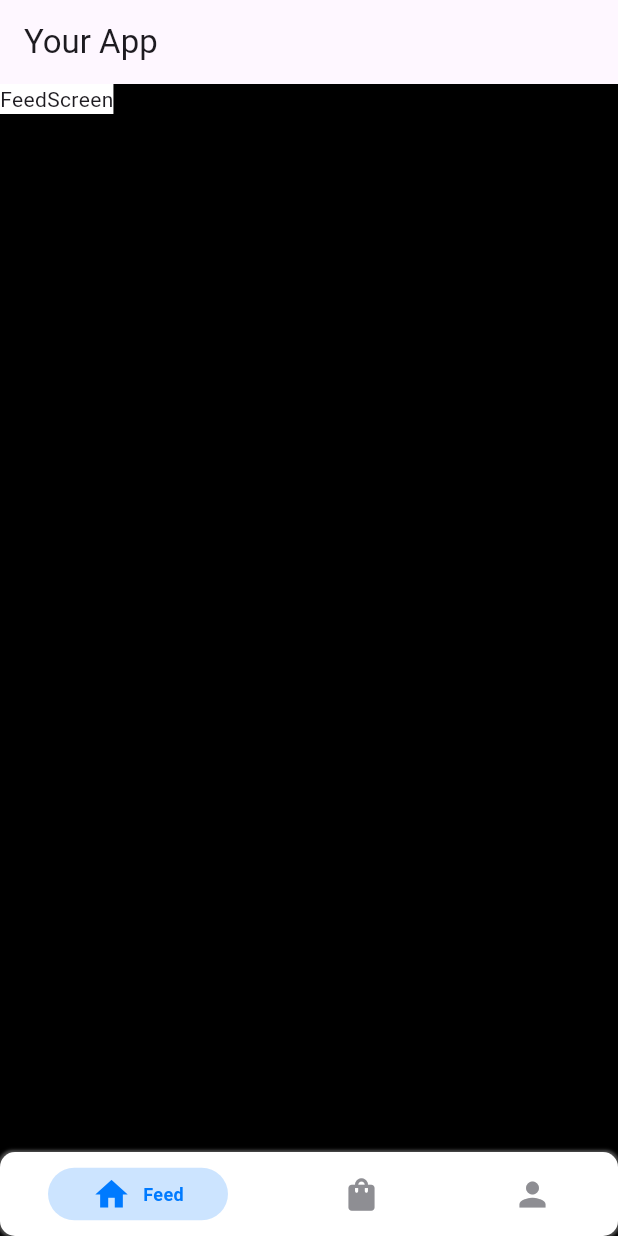
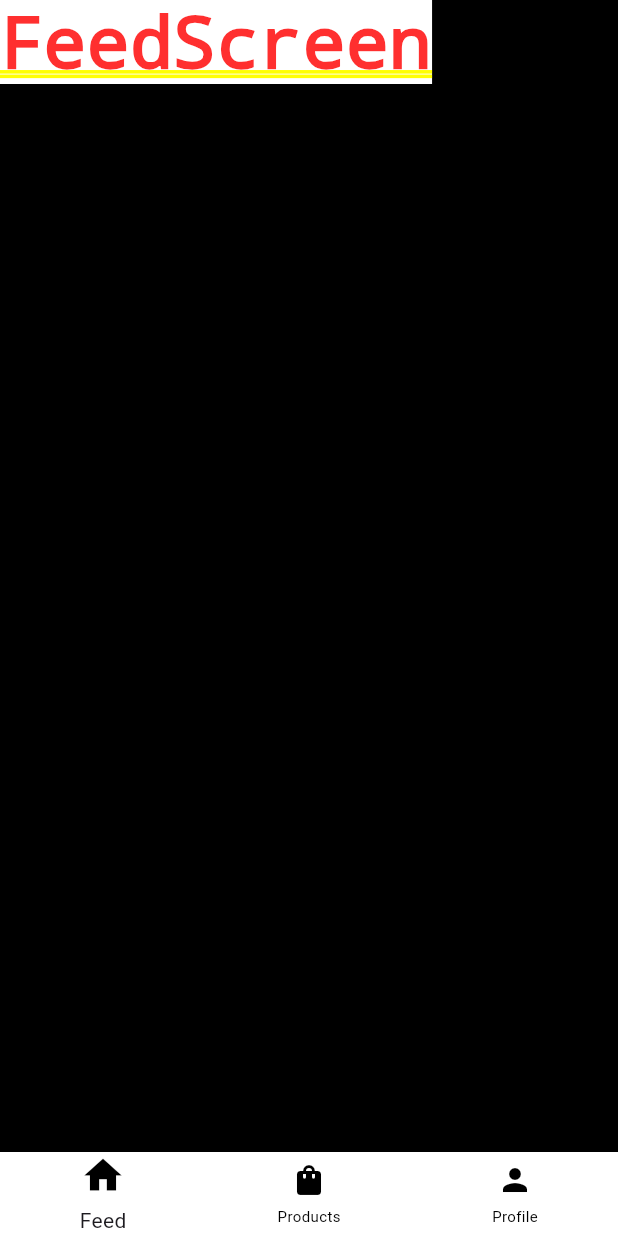
Before and after one commit to JAM5BOCsAdi/products_bloc, a Flutter app: the screen it shows after launch, on a phone screen of 412 x 824 dp. Run offline on Flutter 3.47's test engine with Material 2 defaults, Android fonts, the light colour scheme and no system bars; drawn by our look-alikes of persistent_bottom_nav_bar; our stand-ins replace flutter_hooks.

Commit message:
Persistent Bottom Nav Bar Works Well, but didnt managed to make it Stlss

```diff
--- a/lib/src/presentation/blocs/persistent_bottom_nav_bar/enum.dart
+++ /dev/null
@@ -1 +0,0 @@
-enum PersBottomNavBarItems { feed, products, profile }
--- a/lib/src/presentation/blocs/persistent_bottom_nav_bar/pers_bottom_nav_bar_bloc.dart
+++ /dev/null
@@ -1,15 +0,0 @@
-import 'package:bloc/bloc.dart';
-import 'package:equatable/equatable.dart';
-import 'package:flutter/cupertino.dart';
-import 'package:products_bloc/src/presentation/blocs/persistent_bottom_nav_bar/enum.dart';
-
-part 'pers_bottom_nav_bar_event.dart';
-part 'pers_bottom_nav_bar_state.dart';
-
-class PersBottomNavBarBloc extends Bloc<PersBottomNavBarEvent, PersBottomNavBarState> {
-  PersBottomNavBarBloc() : super(const PersBottomNavBarItemsState(index: 0, item: PersBottomNavBarItems.feed)) {
-    on<PersBottomNavBarChangeScreenEvent>((event, emit) {
-      emit(PersBottomNavBarItemsState(index: event.index, item: event.item));
-    });
-  }
-}
--- a/lib/src/presentation/blocs/persistent_bottom_nav_bar/pers_bottom_nav_bar_event.dart
+++ /dev/null
@@ -1,21 +0,0 @@
-part of 'pers_bottom_nav_bar_bloc.dart';
-
-abstract class PersBottomNavBarEvent extends Equatable {
-  const PersBottomNavBarEvent();
-}
-
-class PersBottomNavBarChangeScreenEvent extends PersBottomNavBarEvent {
-  final int index;
-  final PersBottomNavBarItems item;
-
-  const PersBottomNavBarChangeScreenEvent({
-    required this.index,
-    required this.item,
-  });
-
-  @override
-  List<Object> get props => [index, item];
-
-  @override
-  String toString() => 'Screen Changed: $index';
-}
--- a/lib/src/presentation/blocs/persistent_bottom_nav_bar/pers_bottom_nav_bar_state.dart
+++ /dev/null
@@ -1,22 +0,0 @@
-part of 'pers_bottom_nav_bar_bloc.dart';
-
-@immutable
-abstract class PersBottomNavBarState extends Equatable {
-  const PersBottomNavBarState();
-}
-
-class PersBottomNavBarItemsState extends PersBottomNavBarState {
-  final int index;
-  final PersBottomNavBarItems item;
-
-  const PersBottomNavBarItemsState({
-    required this.index,
-    required this.item,
-  });
-
-  @override
-  List<Object> get props => [index, item];
-
-  @override
-  String toString() => 'PersBottomNavBarItemsState: $index';
-}
--- a/lib/src/presentation/my_app.dart
+++ b/lib/src/presentation/my_app.dart
@@ -1,17 +1,12 @@
 import 'package:flutter/material.dart';
-import 'package:flutter_bloc/flutter_bloc.dart';
-import 'package:products_bloc/src/presentation/screens/pers_bottom_nav_bar.dart';
-
-import 'blocs/persistent_bottom_nav_bar/pers_bottom_nav_bar_bloc.dart';
+import 'package:products_bloc/src/presentation/screens/pers_bottom_nav_bar/pers_bottom_nav_bar.dart';
 
 class MyApp extends StatelessWidget {
   const MyApp({super.key});
 
   @override
   Widget build(BuildContext context) {
-    return BlocProvider(
-      create: (context) => PersBottomNavBarBloc(),
-      child: MaterialApp(
+    return MaterialApp(
       debugShowCheckedModeBanner: false,
       title: 'Products App using BLoC',
       theme: ThemeData(
@@ -19,7 +14,6 @@ class MyApp extends StatelessWidget {
         useMaterial3: true,
       ),
       home: const PersBottomNavBar(),
-      ),
     );
   }
 }
--- a/lib/src/presentation/screens/feed/feed_screen.dart
+++ b/lib/src/presentation/screens/feed/feed_screen.dart
@@ -5,9 +5,11 @@ class FeedScreen extends StatelessWidget {
 
   @override
   Widget build(BuildContext context) {
-    return Container(
-      color: Colors.white,
-      child: const Text('FeedScreen'),
+    return SafeArea(
+      child: Container(
+        color: Colors.white,
+        child: const Text('FeedScreen'),
+      ),
     );
   }
 }
--- a/lib/src/presentation/screens/pers_bottom_nav_bar.dart
+++ /dev/null
@@ -1,73 +0,0 @@
-import 'package:flutter/material.dart';
-import 'package:persistent_bottom_nav_bar/persistent_tab_view.dart';
-import 'package:products_bloc/src/presentation/screens/feed/feed_screen.dart';
-import 'package:products_bloc/src/presentation/screens/products/products_screen.dart';
-import 'package:products_bloc/src/presentation/screens/profile/profile_screen.dart';
-
-class PersBottomNavBar extends StatelessWidget {
-  const PersBottomNavBar({Key? key}) : super(key: key);
-
-  @override
-  Widget build(BuildContext context) {
-    PersistentTabController _controller = PersistentTabController(initialIndex: 0);
-
-    List<Widget> _buildScreens() {
-      return [
-        const FeedScreen(),
-        const ProductsScreen(),
-        const ProfileScreen(),
-      ];
-    }
-
-    List<PersistentBottomNavBarItem> _navBarItems() {
-      return [
-        PersistentBottomNavBarItem(
-          icon: const Icon(Icons.home),
-          title: ("Feed"),
-          // activeColorPrimary: navBarIconColor,
-          // inactiveColorPrimary: navBarIconColor,
-        ),
-        PersistentBottomNavBarItem(
-          icon: const Icon(Icons.shopping_bag),
-          title: ("Products"),
-          // activeColorPrimary: navBarIconColor,
-          // inactiveColorPrimary: navBarIconColor,
-        ),
-        PersistentBottomNavBarItem(
-          icon: const Icon(Icons.person),
-          title: ("Profile"),
-          // activeColorPrimary: navBarIconColor,
-          // inactiveColorPrimary: navBarIconColor,
-        ),
-      ];
-    }
-
-    return Scaffold(
-      appBar: AppBar(
-        title: const Text('Your App'),
-      ),
-      body: PersistentTabView(
-        context,
-        controller: _controller, // Connect to your BLoC's controller
-        screens: _buildScreens(),
-        items: _navBarItems(),
-        confineInSafeArea: true,
-        backgroundColor: Colors.white,
-        handleAndroidBackButtonPress: true,
-        resizeToAvoidBottomInset: true,
-        stateManagement: true,
-        hideNavigationBarWhenKeyboardShows: true,
-        decoration: NavBarDecoration(
-          boxShadow: [
-            BoxShadow(
-              color: Colors.grey.withOpacity(0.5),
-              spreadRadius: 1,
-              blurRadius: 1,
-            ),
-          ],
-          borderRadius: BorderRadius.circular(10),
-        ),
-      ),
-    );
-  }
-}
--- /dev/null
+++ b/lib/src/presentation/screens/pers_bottom_nav_bar/customPers_bottom_nav_bar.dart
@@ -0,0 +1,75 @@
+import 'package:flutter/material.dart';
+import 'package:flutter_hooks/flutter_hooks.dart';
+import 'package:persistent_bottom_nav_bar/persistent_tab_view.dart';
+
+class CustomPersistentBottomNavBar extends HookWidget {
+  final int selectedIndex;
+  final List<PersistentBottomNavBarItem> items;
+  final ValueChanged<int> onItemSelected;
+
+  const CustomPersistentBottomNavBar({
+    super.key,
+    required this.selectedIndex,
+    required this.items,
+    required this.onItemSelected,
+  });
+
+  Widget _buildItem(PersistentBottomNavBarItem item, bool isSelected) {
+    return Container(
+      alignment: Alignment.center,
+      height: 64.0,
+      child: Column(
+        mainAxisAlignment: MainAxisAlignment.center,
+        crossAxisAlignment: CrossAxisAlignment.center,
+        mainAxisSize: MainAxisSize.min,
+        children: <Widget>[
+          Flexible(
+            child: IconTheme(
+              data: isSelected ? IconThemeData(size: 30.0, color: item.activeColorSecondary) : IconThemeData(size: 24.0, color: item.inactiveColorPrimary),
+              child: item.icon,
+            ),
+          ),
+          Padding(
+            padding: const EdgeInsets.only(top: 5.0),
+            child: Material(
+              type: MaterialType.transparency,
+              child: FittedBox(
+                child: Text(
+                  item.title!,
+                  style: TextStyle(
+                    color: isSelected ? item.activeColorSecondary : item.inactiveColorPrimary,
+                    fontWeight: FontWeight.w400,
+                    fontSize: isSelected ? 14.0 : 10.0,
+                  ),
+                ),
+              ),
+            ),
+          )
+        ],
+      ),
+    );
+  }
+
+  @override
+  Widget build(BuildContext context) {
+    return Container(
+      color: Colors.white,
+      width: double.maxFinite,
+      height: 64,
+      child: Row(
+        mainAxisAlignment: MainAxisAlignment.spaceAround,
+        children: items.map((item) {
+          int index = items.indexOf(item);
+          return Flexible(
+            child: GestureDetector(
+              onTap: () {
+                onItemSelected(index);
+              },
+              child: _buildItem(item, selectedIndex == index),
+            ),
+          );
+        }).toList(),
+      ),
+    );
+  }
+}
--- /dev/null
+++ b/lib/src/presentation/screens/pers_bottom_nav_bar/pers_bottom_nav_bar.dart
@@ -0,0 +1,94 @@
+import 'package:flutter/material.dart';
+import 'package:persistent_bottom_nav_bar/persistent_tab_view.dart';
+import 'package:products_bloc/src/presentation/screens/products/products_screen.dart';
+
+import '../feed/feed_screen.dart';
+import '../profile/profile_screen.dart';
+import 'customPers_bottom_nav_bar.dart';
+
+class PersBottomNavBar extends StatefulWidget {
+  const PersBottomNavBar({super.key});
+
+  @override
+  State<PersBottomNavBar> createState() => _PersBottomNavBarState();
+}
+
+class _PersBottomNavBarState extends State<PersBottomNavBar> {
+  late PersistentTabController _controller;
+  @override
+  void initState() {
+    _controller = PersistentTabController(initialIndex: 0);
+
+    super.initState();
+  }
+
+  @override
+  void dispose() {
+    _controller.dispose();
+    super.dispose();
+  }
+
+  List<Widget> _buildScreens() {
+    return [
+      const FeedScreen(),
+      const ProductsScreen(),
+      const ProfileScreen(),
+    ];
+  }
+
+  List<PersistentBottomNavBarItem> _navBarsItems() {
+    return [
+      PersistentBottomNavBarItem(
+        icon: const Icon(Icons.home),
+        title: ("Feed"),
+        activeColorPrimary: Colors.black,
+        inactiveColorPrimary: Colors.black,
+      ),
+      PersistentBottomNavBarItem(
+        icon: const Icon(Icons.shopping_bag),
+        title: ("Products"),
+        activeColorPrimary: Colors.black,
+        inactiveColorPrimary: Colors.black,
+      ),
+      PersistentBottomNavBarItem(
+        icon: const Icon(Icons.person),
+        title: ("Profile"),
+        activeColorPrimary: Colors.black,
+        inactiveColorPrimary: Colors.black,
+      ),
+    ];
+  }
+
+  @override
+  Widget build(BuildContext context) {
+    return PersistentTabView.custom(
+      context,
+      controller: _controller,
+      itemCount: _navBarsItems().length,
+      screens: _buildScreens(),
+      confineInSafeArea: true,
+      handleAndroidBackButtonPress: true,
+      hideNavigationBarWhenKeyboardShows: true,
+      stateManagement: true,
+      resizeToAvoidBottomInset: true,
+      backgroundColor: Colors.white,
+      onWillPop: (p0) async {
+        return true;
+      },
+      screenTransitionAnimation: const ScreenTransitionAnimation(
+        animateTabTransition: true,
+        curve: Curves.ease,
+        duration: Duration(milliseconds: 200),
+      ),
+      customWidget: CustomPersistentBottomNavBar(
+        items: _navBarsItems(),
+        selectedIndex: _controller.index,
+        onItemSelected: (index) {
+          setState(() {
+            _controller.index = index;
+          });
+        },
+      ),
+    );
+  }
+}
--- a/lib/src/presentation/screens/products/products_screen.dart
+++ b/lib/src/presentation/screens/products/products_screen.dart
@@ -5,9 +5,11 @@ class ProductsScreen extends StatelessWidget {
 
   @override
   Widget build(BuildContext context) {
-    return Container(
-      color: Colors.white,
-      child: const Text('ProductsScreen'),
+    return SafeArea(
+      child: Container(
+        color: Colors.white,
+        child: const Text('ProductsScreen'),
+      ),
     );
   }
 }
--- a/lib/src/presentation/screens/profile/profile_screen.dart
+++ b/lib/src/presentation/screens/profile/profile_screen.dart
@@ -5,9 +5,11 @@ class ProfileScreen extends StatelessWidget {
 
   @override
   Widget build(BuildContext context) {
-    return Container(
-      color: Colors.white,
-      child: const Text('ProfileScreen'),
+    return SafeArea(
+      child: Container(
+        color: Colors.white,
+        child: const Text('ProfileScreen'),
+      ),
     );
   }
 }
```
Lines whose indentation alone changed are shown as unchanged.
